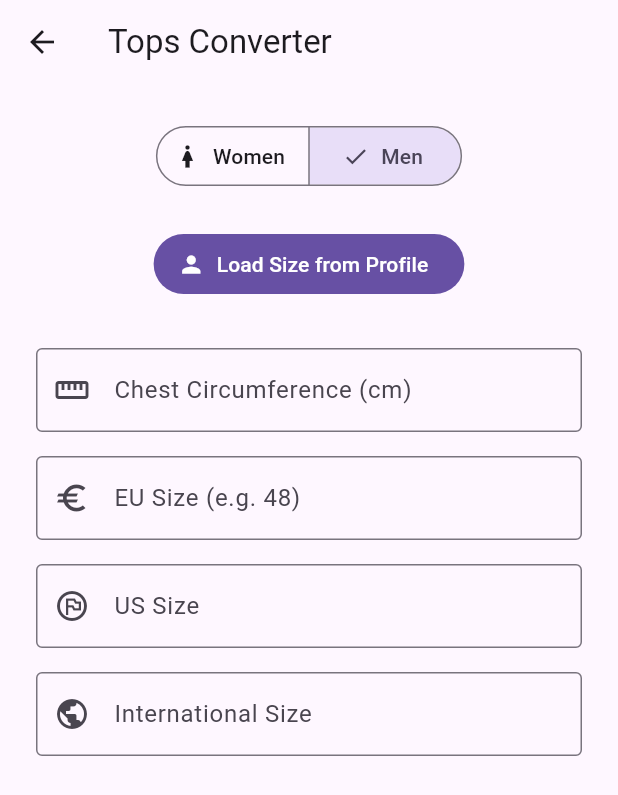
After one commit to Groneberg/SmartSizeConverter, a Flutter app: the screen it shows after launch, after a tap on "Tops", on a phone screen of 412 x 824 dp. The commit adds this screen. Shown: the top 795 px of the screen. Run offline on Flutter 3.47's test engine with Material 3 defaults, Android fonts, the phone set to English and light mode, and no system bars; our stand-ins replace shared_preferences; accounts and stored records are empty.

Commit message:
feat: implement tops conversion logic with dynamic JSON data engine
- Add TopsScreen featuring bidirectional conversion (Chest <-> EU Size).
- Implement SizeConversionService as a central logic hub for tops, bottoms, and shoes.
- Integrate size_conversion_data.json as the single source of truth for all sizing tables.
- Add Load from Profile functionality to sync user measurements with the converter.
- Support gender-specific scaling (Men/Women/Kids) via segmented selection.
- Refactor main.dart to pre-load conversion data during app initialization.
- Implement robust error handling for out-of-range measurements.

```diff
--- a/lib/main.dart
+++ b/lib/main.dart
@@ -1,6 +1,7 @@
 import 'package:flutter/material.dart';
 import 'package:provider/provider.dart';
 import 'package:smart_size_converter/src/data/services/shared_preferences_service.dart';
+import 'package:smart_size_converter/src/data/services/size_conversion_service.dart';
 import 'package:smart_size_converter/src/features/Home/screen/home_screen.dart';
 
 void main() async {
@@ -9,9 +10,19 @@ void main() async {
   final userSharedPreferences = SharedPreferencesService();
   await userSharedPreferences.initialize();
 
+  final sizeConversionService = SizeConversionService();
+  await sizeConversionService.loadDefinitionData();
+
   runApp(
-    ChangeNotifierProvider<SharedPreferencesService>.value(
-      value: userSharedPreferences,
+    MultiProvider(
+      providers: [
+        ChangeNotifierProvider<SharedPreferencesService>.value(
+          value: userSharedPreferences,
+        ),
+        ChangeNotifierProvider<SizeConversionService>.value(
+          value: sizeConversionService,
+        ),
+      ],
       child: const MainApp(),
     ),
   );
@@ -24,7 +35,7 @@ class MainApp extends StatelessWidget {
   Widget build(BuildContext context) {
     return MaterialApp(
       title: 'Perfect Fit',
-      home: const HomeScreen(), // Dein Startbildschirm
+      home: const HomeScreen(),
     );
   }
 }
--- /dev/null
+++ b/lib/src/data/services/size_conversion_service.dart
@@ -0,0 +1,90 @@
+import 'dart:convert';
+import 'package:flutter/services.dart';
+import 'package:flutter/material.dart';
+
+enum Gender { men, women, kids }
+
+class SizeConversionService extends ChangeNotifier {
+  Map<String, dynamic>? _sourceData;
+  bool _isLoaded = false;
+
+  bool get isLoaded => _isLoaded;
+
+  /// Loads the JSON data from assets
+  Future<void> loadDefinitionData() async {
+    final String response = await rootBundle.loadString(
+      'assets/data/size_conversion_data.json',
+    );
+    _sourceData = json.decode(response);
+    _isLoaded = true;
+    notifyListeners();
+  }
+
+  /// Generic finder logic for intervals. Now supports custom keys!
+  Map<String, dynamic>? _findMatch(
+    List<dynamic> data,
+    double value, {
+    String minKey = 'min_cm',
+    String maxKey = 'max_cm',
+  }) {
+    try {
+      return data.firstWhere((row) {
+        if (row[minKey] == null || row[maxKey] == null) return false;
+
+        final double min = (row[minKey] as num).toDouble();
+        final double max = (row[maxKey] as num).toDouble();
+        return value >= min && value <= max;
+      });
+    } catch (e) {
+      return null;
+    }
+  }
+
+  /// Specific conversion for Tops
+  Map<String, dynamic>? convertTops(double chestCm, Gender gender) {
+    if (!_isLoaded) return null;
+
+    final String genderKey = gender == Gender.men ? 'men' : 'women';
+    final List<dynamic> data =
+        _sourceData!['converters']['tops'][genderKey]['data'];
+
+    return _findMatch(data, chestCm);
+  }
+
+  /// Specific conversion for Bottoms
+  Map<String, dynamic>? convertBottoms(double waistCm, Gender gender) {
+    if (!_isLoaded) return null;
+
+    final String genderKey = gender == Gender.men
+        ? 'men_standard'
+        : 'women_plus';
+    final List<dynamic> data =
+        _sourceData!['converters']['bottoms'][genderKey]['data'];
+
+    return _findMatch(data, waistCm, minKey: 'waist_min', maxKey: 'waist_max');
+  }
+
+  /// Specific conversion for Shoes
+  Map<String, dynamic>? convertShoes(double footCm) {
+    if (!_isLoaded) return null;
+    final List<dynamic> data = _sourceData!['converters']['shoes']['data'];
+    return _findMatch(data, footCm);
+  }
+
+  /// Finds a size entry by EU size for Tops
+  Map<String, dynamic>? findByEuSize(String euValue, Gender gender) {
+    if (!_isLoaded) return null;
+
+    final String genderKey = gender == Gender.men ? 'men' : 'women';
+    final List<dynamic> data =
+        _sourceData!['converters']['tops'][genderKey]['data'];
+
+    try {
+      return data.firstWhere((row) {
+        return row['eu'].toString() == euValue;
+      });
+    } catch (e) {
+      return null;
+    }
+  }
+}
--- a/lib/src/features/Home/screen/home_screen.dart
+++ b/lib/src/features/Home/screen/home_screen.dart
@@ -3,6 +3,7 @@ import 'package:provider/provider.dart';
 import 'package:smart_size_converter/src/data/services/shared_preferences_service.dart';
 import 'package:smart_size_converter/src/features/Home/widgets/big_menu_button.dart';
 import 'package:smart_size_converter/src/features/Profile/screen/profile_screen.dart';
+import 'package:smart_size_converter/src/features/Tops/screen/tops_screen.dart';
 
 class HomeScreen extends StatelessWidget {
   const HomeScreen({super.key});
@@ -35,7 +36,6 @@ class HomeScreen extends StatelessWidget {
                   icon: Icons.person,
                   label: 'Profil',
                   onTap: () {
-                    // TODO: Klicklogik Profil
                     Navigator.push(
                       context,
                       MaterialPageRoute(
@@ -46,21 +46,26 @@ class HomeScreen extends StatelessWidget {
                 ),
                 BigMenuButton(
                   icon: Icons.checkroom,
-                  label: 'Oberteil',
+                  label: 'Tops',
                   onTap: () {
-                    // TODO: Klicklogik Oberteil
+                    Navigator.push(
+                      context,
+                      MaterialPageRoute(
+                        builder: (context) => const TopsScreen(),
+                      ),
+                    );
                   },
                 ),
                 BigMenuButton(
                   icon: Icons.accessibility_new,
-                  label: 'Hose',
+                  label: 'Pants',
                   onTap: () {
                     // TODO: Klicklogik Hose
                   },
                 ),
                 BigMenuButton(
                   icon: Icons.snowshoeing,
-                  label: 'Schuh',
+                  label: 'Shoes',
                   onTap: () {
                     // TODO: Klicklogik Schuh
                   },
--- a/lib/src/features/Profile/screen/profile_screen.dart
+++ b/lib/src/features/Profile/screen/profile_screen.dart
@@ -76,12 +76,12 @@ class _ProfileScreenState extends State<ProfileScreen> {
 
       service.saveProfile(profile).then((_) {
         ScaffoldMessenger.of(context).showSnackBar(
-          const SnackBar(content: Text('Profil erfolgreich gespeichert!')),
+          const SnackBar(content: Text('Profile saved successfully!')),
         );
         Navigator.pop(context); // Zurück zum HomeScreen
       }).catchError((error) {
         ScaffoldMessenger.of(context).showSnackBar(
-          const SnackBar(content: Text('Fehler beim Speichern.')),
+          const SnackBar(content: Text('Error while saving.')),
         );
       });
     }
@@ -91,7 +91,7 @@ class _ProfileScreenState extends State<ProfileScreen> {
   Widget build(BuildContext context) {
     return Scaffold(
       appBar: AppBar(
-        title: const Text('Mein Profil'),
+        title: const Text('My Profil'),
         centerTitle: true,
       ),
       body: SingleChildScrollView(
--- /dev/null
+++ b/lib/src/features/Tops/screen/tops_screen.dart
@@ -0,0 +1,171 @@
+import 'package:flutter/material.dart';
+import 'package:provider/provider.dart';
+import 'package:smart_size_converter/src/data/services/shared_preferences_service.dart';
+import 'package:smart_size_converter/src/data/services/size_conversion_service.dart';
+
+class TopsScreen extends StatefulWidget {
+  const TopsScreen({super.key});
+
+  @override
+  State<TopsScreen> createState() => _TopsScreenState();
+}
+
+class _TopsScreenState extends State<TopsScreen> {
+  Gender _selectedGender = Gender.men;
+
+  // Controller
+  final TextEditingController _chestController = TextEditingController();
+  final TextEditingController _euSizeController = TextEditingController();
+  final TextEditingController _intlSizeController = TextEditingController();
+  final TextEditingController _usSizeController = TextEditingController(); // NEU
+  String _fitHint = '';
+
+  @override
+  void dispose() {
+    _chestController.dispose();
+    _euSizeController.dispose();
+    _intlSizeController.dispose();
+    _usSizeController.dispose(); // NEU
+    super.dispose();
+  }
+
+  void _updateSizes(String value) {
+    if (value.isEmpty) return;
+    final double? chest = double.tryParse(value.replaceAll(',', '.'));
+    if (chest == null) return;
+
+    final result = context.read<SizeConversionService>().convertTops(chest, _selectedGender);
+
+    if (result != null) {
+      setState(() {
+        _euSizeController.text = result['eu'].toString();
+        _intlSizeController.text = result['intl'] ?? '-';
+        _usSizeController.text = result['us']?.toString() ?? '-'; // NEU
+        _fitHint = result['category'] ?? '';
+      });
+    } else {
+      _clearFields(keepChest: true);
+    }
+  }
+
+  void _updateFromEu(String value) {
+    if (value.isEmpty) return;
+
+    final result = context.read<SizeConversionService>().findByEuSize(value, _selectedGender);
+
+    if (result != null) {
+      setState(() {
+        double avg = ((result['min_cm'] as num) + (result['max_cm'] as num)) / 2;
+        _chestController.text = avg.toStringAsFixed(1);
+        _intlSizeController.text = result['intl'] ?? '-';
+        _usSizeController.text = result['us']?.toString() ?? '-';
+        _fitHint = result['category'] ?? '';
+      });
+    }
+  }
+
+  void _clearFields({bool keepChest = false}) {
+    setState(() {
+      if (!keepChest) _chestController.clear();
+      _euSizeController.clear();
+      _intlSizeController.clear();
+      _usSizeController.clear();
+      _fitHint = 'Size not found';
+    });
+  }
+
+  void _loadFromProfile() {
+    final profile = context.read<SharedPreferencesService>().currentProfile;
+    if (profile?.chestCircumference != null) {
+      _chestController.text = profile!.chestCircumference.toString();
+      _updateSizes(_chestController.text);
+    }
+  }
+
+  @override
+  Widget build(BuildContext context) {
+    return Scaffold(
+      appBar: AppBar(title: const Text('Tops Converter')),
+      body: SingleChildScrollView(
+        padding: const EdgeInsets.all(24.0),
+        child: Column(
+          children: [
+            // Gender Toggle
+            SegmentedButton<Gender>(
+              segments: const [
+                ButtonSegment(value: Gender.women, label: Text('Women'), icon: Icon(Icons.woman)),
+                ButtonSegment(value: Gender.men, label: Text('Men'), icon: Icon(Icons.man)),
+              ],
+              selected: {_selectedGender},
+              onSelectionChanged: (set) {
+                setState(() => _selectedGender = set.first);
+                _updateSizes(_chestController.text);
+              },
+            ),
+            const SizedBox(height: 24),
+
+            // Profile Button
+            FilledButton.icon(
+              onPressed: _loadFromProfile,
+              icon: const Icon(Icons.person),
+              label: const Text('Load Size from Profile'),
+            ),
+            const SizedBox(height: 32),
+
+            TextField(
+              controller: _chestController,
+              decoration: const InputDecoration(
+                labelText: 'Chest Circumference (cm)',
+                border: OutlineInputBorder(),
+                prefixIcon: Icon(Icons.straighten),
+              ),
+              keyboardType: const TextInputType.numberWithOptions(decimal: true),
+              onChanged: _updateSizes,
+            ),
+            const SizedBox(height: 16),
+
+            TextField(
+              controller: _euSizeController,
+              decoration: const InputDecoration(
+                labelText: 'EU Size (e.g. 48)',
+                border: OutlineInputBorder(),
+                prefixIcon: Icon(Icons.euro),
+              ),
+              keyboardType: TextInputType.text,
+              onChanged: _updateFromEu,
+            ),
+            const SizedBox(height: 16),
+
+            TextField(
+              controller: _usSizeController,
+              decoration: const InputDecoration(
+                labelText: 'US Size',
+                border: OutlineInputBorder(),
+                prefixIcon: Icon(Icons.flag_circle_outlined),
+              ),
+              readOnly: true,
+            ),
+            const SizedBox(height: 16),
+
+            TextField(
+              controller: _intlSizeController,
+              decoration: const InputDecoration(
+                labelText: 'International Size',
+                border: OutlineInputBorder(),
+                prefixIcon: Icon(Icons.public),
+              ),
+              readOnly: true,
+            ),
+
+            if (_fitHint.isNotEmpty)
+              Padding(
+                padding: const EdgeInsets.only(top: 20),
+                child: Text('Note: $_fitHint',
+                  style: TextStyle(fontWeight: FontWeight.bold, color: Theme.of(context).primaryColor)),
+              ),
+          ],
+        ),
+      ),
+    );
+  }
+}
--- a/pubspec.yaml
+++ b/pubspec.yaml
@@ -25,3 +25,6 @@ dev_dependencies:
 
 flutter:
   uses-material-design: true
+
+  assets:
+    - assets/data/
```
Also changed, not shown: assets/data/size_conversion_data.json (added, +89 -0 lines), lib/src/data/model/gender.dart (added).
